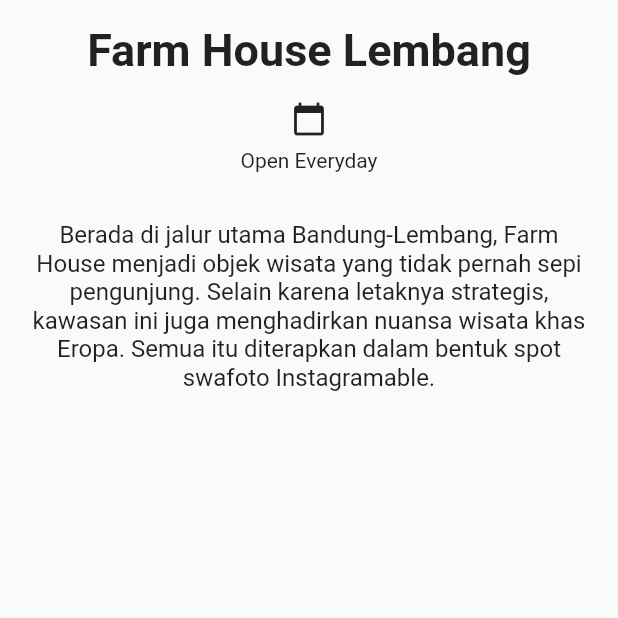
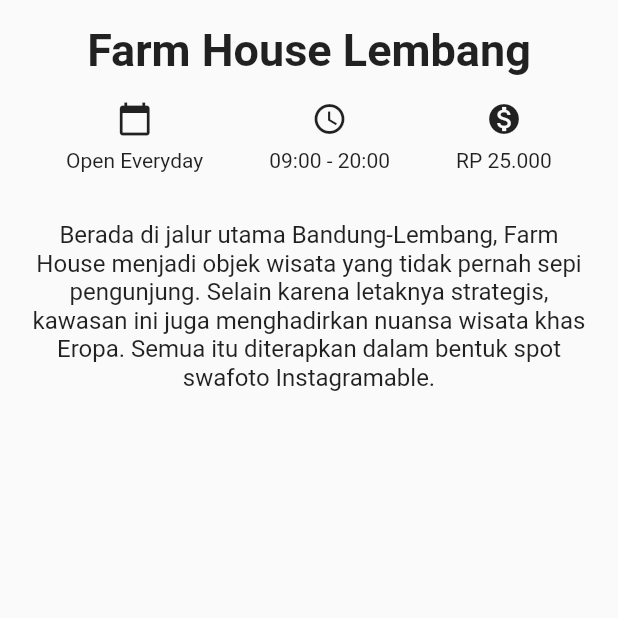
Before and after one commit to annisaeat/Belajar-Membuat-Aplikasi-Flutter-untuk-Pemula, a Flutter app: the screen it shows after launch, on a phone screen of 412 x 824 dp, the top half of it. Run offline on Flutter 3.47's test engine with Material 2 defaults, Android fonts, the phone set to English and light mode, and no system bars.

Commit message:
Menambahkan column

```diff
--- a/aplikasi_tempat_wisata/lib/main.dart
+++ b/aplikasi_tempat_wisata/lib/main.dart
@@ -45,6 +45,20 @@
                       Text('Open Everyday'),
                     ],
                   ),
+                  Column(
+                    children: <Widget>[
+                      Icon(Icons.access_time),
+                      SizedBox(height: 8.0),
+                      Text('09:00 - 20:00'),
+                    ],
+                  ),
+                  Column(
+                    children: <Widget>[
+                      Icon(Icons.monetization_on),
+                      SizedBox(height: 8.0),
+                      Text('RP 25.000'),
+                    ],
+                  ),
                 ],
               ),
             ),
```
